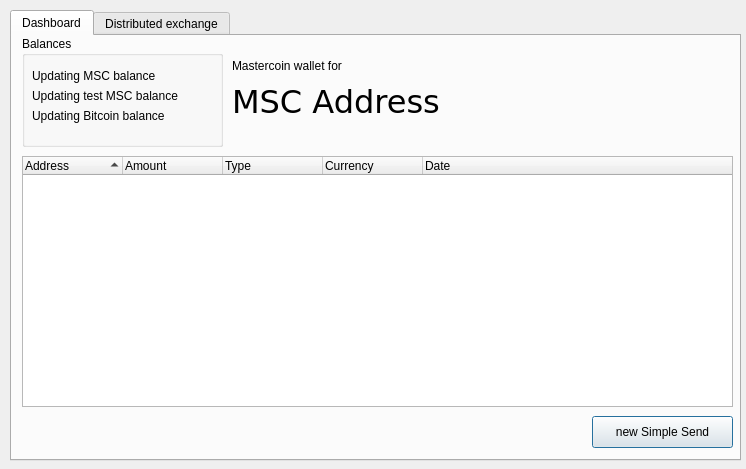
First picture: the form in lib/mastercoin-wallet/gui/main_window.ui, repository maran/mastercoin-wallet, before the edit.
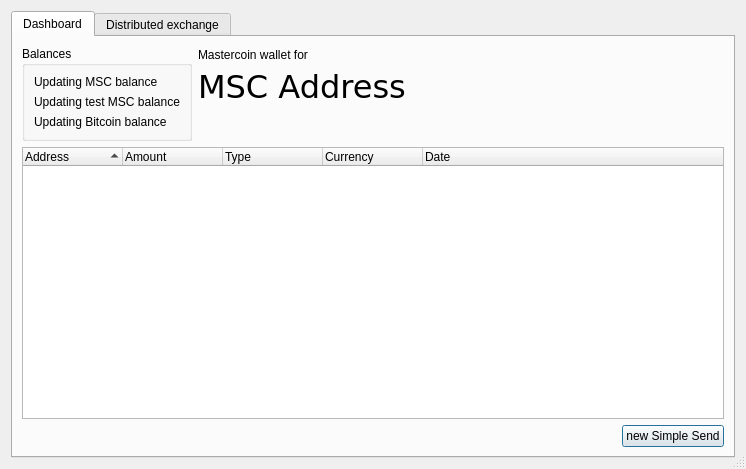
Second picture: the form after the edit.

Commit message: Make main window resizable

What changed in the file:
```diff
--- a/lib/mastercoin-wallet/gui/main_window.ui
+++ b/lib/mastercoin-wallet/gui/main_window.ui
@@ -11,7 +11,7 @@
    </rect>
   </property>
   <property name="sizePolicy">
-   <sizepolicy hsizetype="Fixed" vsizetype="Fixed">
+   <sizepolicy hsizetype="Expanding" vsizetype="Expanding">
     <horstretch>0</horstretch>
     <verstretch>0</verstretch>
    </sizepolicy>
@@ -19,17 +19,14 @@
   <property name="windowTitle">
    <string>New Purchase Offer</string>
   </property>
+  <property name="sizeGripEnabled">
+   <bool>true</bool>
+  </property>
+  <layout class="QVBoxLayout" name="verticalLayout">
+   <item>
   <widget class="QTabWidget" name="mainTab">
-   <property name="geometry">
-    <rect>
-     <x>10</x>
-     <y>10</y>
-     <width>731</width>
-     <height>451</height>
-    </rect>
-   </property>
    <property name="sizePolicy">
-    <sizepolicy hsizetype="Fixed" vsizetype="Fixed">
+      <sizepolicy hsizetype="Expanding" vsizetype="Expanding">
      <horstretch>0</horstretch>
      <verstretch>0</verstretch>
     </sizepolicy>
@@ -38,69 +35,82 @@
     <number>0</number>
    </property>
    <widget class="QWidget" name="tab">
+      <property name="enabled">
+       <bool>true</bool>
+      </property>
+      <property name="sizePolicy">
+       <sizepolicy hsizetype="Expanding" vsizetype="Expanding">
+        <horstretch>0</horstretch>
+        <verstretch>0</verstretch>
+       </sizepolicy>
+      </property>
     <attribute name="title">
      <string>Dashboard</string>
     </attribute>
+      <layout class="QVBoxLayout" name="verticalLayout_2">
+       <item>
+        <layout class="QHBoxLayout" name="horizontalLayout">
+         <item alignment="Qt::AlignTop">
     <widget class="QGroupBox" name="balanceGroup">
-     <property name="geometry">
-      <rect>
-       <x>10</x>
-       <y>0</y>
-       <width>201</width>
-       <height>111</height>
-      </rect>
-     </property>
      <property name="title">
       <string>Balances</string>
      </property>
+           <layout class="QVBoxLayout" name="verticalLayout_4">
+            <item>
      <widget class="QLabel" name="mscBalanceLabel">
-      <property name="geometry">
-       <rect>
-        <x>10</x>
-        <y>30</y>
-        <width>181</width>
-        <height>19</height>
-       </rect>
-      </property>
       <property name="text">
        <string>Updating MSC balance</string>
       </property>
      </widget>
+            </item>
+            <item>
      <widget class="QLabel" name="tMscBalanceLabel">
-      <property name="geometry">
-       <rect>
-        <x>10</x>
-        <y>50</y>
-        <width>171</width>
-        <height>20</height>
-       </rect>
-      </property>
       <property name="text">
        <string>Updating test MSC balance</string>
       </property>
      </widget>
+            </item>
+            <item>
      <widget class="QLabel" name="bitcoinLabel">
-      <property name="geometry">
-       <rect>
-        <x>10</x>
-        <y>70</y>
-        <width>171</width>
-        <height>19</height>
-       </rect>
-      </property>
       <property name="text">
        <string>Updating Bitcoin balance</string>
       </property>
      </widget>
-    </widget>
+            </item>
+           </layout>
+          </widget>
+         </item>
+         <item>
+          <layout class="QVBoxLayout" name="verticalLayout_3">
+           <property name="topMargin">
+            <number>2</number>
+           </property>
+           <item>
+            <widget class="QLabel" name="label_3">
+             <property name="sizePolicy">
+              <sizepolicy hsizetype="Preferred" vsizetype="Fixed">
+               <horstretch>0</horstretch>
+               <verstretch>0</verstretch>
+              </sizepolicy>
+             </property>
+             <property name="font">
+              <font>
+               <weight>50</weight>
+               <bold>false</bold>
+              </font>
+             </property>
+             <property name="text">
+              <string>Mastercoin wallet for</string>
+             </property>
+            </widget>
+           </item>
+           <item alignment="Qt::AlignTop">
     <widget class="QLabel" name="mscAddressLabel">
-     <property name="geometry">
-      <rect>
-       <x>220</x>
-       <y>40</y>
-       <width>491</width>
-       <height>51</height>
-      </rect>
+             <property name="sizePolicy">
+              <sizepolicy hsizetype="Expanding" vsizetype="Preferred">
+               <horstretch>0</horstretch>
+               <verstretch>0</verstretch>
+              </sizepolicy>
      </property>
      <property name="font">
       <font>
@@ -111,16 +121,17 @@
      <property name="text">
       <string>MSC Address</string>
      </property>
-    </widget>
+             <property name="textInteractionFlags">
+              <set>Qt::LinksAccessibleByMouse</set>
+             </property>
+            </widget>
+           </item>
+          </layout>
+         </item>
+        </layout>
+       </item>
+       <item>
     <widget class="QTreeWidget" name="overviewTree">
-     <property name="geometry">
-      <rect>
-       <x>10</x>
-       <y>120</y>
-       <width>711</width>
-       <height>251</height>
-      </rect>
-     </property>
      <property name="sortingEnabled">
       <bool>true</bool>
      </property>
@@ -153,46 +164,54 @@
       </property>
      </column>
     </widget>
+       </item>
+       <item>
+        <layout class="QHBoxLayout" name="horizontalLayout_2">
+         <item>
+          <spacer name="horizontalSpacer">
+           <property name="orientation">
+            <enum>Qt::Horizontal</enum>
+           </property>
+           <property name="sizeHint" stdset="0">
+            <size>
+             <width>0</width>
+             <height>0</height>
+            </size>
+           </property>
+          </spacer>
+         </item>
+         <item>
     <widget class="QPushButton" name="simpleSendButton">
-     <property name="geometry">
-      <rect>
-       <x>580</x>
-       <y>380</y>
-       <width>141</width>
-       <height>32</height>
-      </rect>
-     </property>
      <property name="text">
       <string>new Simple Send</string>
      </property>
     </widget>
-    <widget class="QLabel" name="label_3">
-     <property name="geometry">
-      <rect>
-       <x>220</x>
-       <y>20</y>
-       <width>231</width>
-       <height>19</height>
-      </rect>
-     </property>
-     <property name="text">
-      <string>Mastercoin wallet for</string>
-     </property>
-    </widget>
+         </item>
+        </layout>
+       </item>
+      </layout>
    </widget>
    <widget class="QWidget" name="tab_2">
     <attribute name="title">
      <string>Distributed exchange</string>
     </attribute>
+      <layout class="QVBoxLayout" name="verticalLayout_5">
+       <item>
+        <widget class="QSplitter" name="splitter">
+         <property name="orientation">
+          <enum>Qt::Vertical</enum>
+         </property>
+         <widget class="QWidget" name="layoutWidget">
+          <layout class="QVBoxLayout" name="verticalLayout_6">
+           <item>
+            <widget class="QLabel" name="label">
+             <property name="text">
+              <string>&lt;h2&gt;Order book&lt;/h2&gt;</string>
+             </property>
+            </widget>
+           </item>
+           <item>
     <widget class="QTreeWidget" name="orderTree">
-     <property name="geometry">
-      <rect>
-       <x>10</x>
-       <y>30</y>
-       <width>701</width>
-       <height>131</height>
-      </rect>
-     </property>
      <property name="toolTip">
       <string>Double click to create a purchase offer from this Selling Offer</string>
      </property>
@@ -230,41 +249,44 @@
       </property>
      </column>
     </widget>
-    <widget class="QLabel" name="label">
-     <property name="geometry">
-      <rect>
-       <x>10</x>
-       <y>-2</y>
-       <width>321</width>
-       <height>31</height>
-      </rect>
+           </item>
+           <item>
+            <layout class="QHBoxLayout" name="horizontalLayout_3">
+             <item>
+              <widget class="QLabel" name="label_4">
+               <property name="sizePolicy">
+                <sizepolicy hsizetype="Expanding" vsizetype="Preferred">
+                 <horstretch>0</horstretch>
+                 <verstretch>0</verstretch>
+                </sizepolicy>
      </property>
      <property name="text">
-      <string>&lt;h2&gt;Order book&lt;/h2&gt;</string>
-     </property>
-    </widget>
+                <string>Hint: You can double click to create a Purchase Offer for an item in the order book</string>
+               </property>
+              </widget>
+             </item>
+             <item>
     <widget class="QPushButton" name="sellingButton">
-     <property name="geometry">
-      <rect>
-       <x>580</x>
-       <y>160</y>
-       <width>131</width>
-       <height>32</height>
-      </rect>
-     </property>
      <property name="text">
       <string>New Selling Offer</string>
      </property>
     </widget>
+             </item>
+            </layout>
+           </item>
+          </layout>
+         </widget>
+         <widget class="QWidget" name="layoutWidget_2">
+          <layout class="QVBoxLayout" name="verticalLayout_7">
+           <item>
+            <widget class="QLabel" name="label_2">
+             <property name="text">
+              <string>&lt;h2&gt;My purchase offers&lt;/h2&gt;</string>
+             </property>
+            </widget>
+           </item>
+           <item>
     <widget class="QTreeWidget" name="purchaseTree">
-     <property name="geometry">
-      <rect>
-       <x>10</x>
-       <y>250</y>
-       <width>701</width>
-       <height>131</height>
-      </rect>
-     </property>
      <property name="sortingEnabled">
       <bool>true</bool>
      </property>
@@ -299,53 +321,16 @@
       </property>
      </column>
     </widget>
-    <widget class="QLabel" name="label_2">
-     <property name="geometry">
-      <rect>
-       <x>10</x>
-       <y>210</y>
-       <width>411</width>
-       <height>31</height>
-      </rect>
-     </property>
-     <property name="text">
-      <string>&lt;h2&gt;My purchase offers&lt;/h2&gt;</string>
-     </property>
-    </widget>
-    <widget class="QPushButton" name="purchaseButton">
-     <property name="geometry">
-      <rect>
-       <x>560</x>
-       <y>380</y>
-       <width>151</width>
-       <height>32</height>
-      </rect>
-     </property>
-     <property name="text">
-      <string>New Purchase Offer</string>
-     </property>
-    </widget>
-    <widget class="QLabel" name="label_4">
-     <property name="geometry">
-      <rect>
-       <x>10</x>
-       <y>160</y>
-       <width>521</width>
-       <height>21</height>
-      </rect>
-     </property>
-     <property name="text">
-      <string>Hint: You can double click to create a Purchase Offer for an item in the order book</string>
-     </property>
-    </widget>
+           </item>
+           <item>
+            <layout class="QHBoxLayout" name="horizontalLayout_4">
+             <item>
     <widget class="QLabel" name="label_5">
-     <property name="geometry">
-      <rect>
-       <x>10</x>
-       <y>380</y>
-       <width>521</width>
-       <height>41</height>
-      </rect>
+               <property name="sizePolicy">
+                <sizepolicy hsizetype="Expanding" vsizetype="Preferred">
+                 <horstretch>0</horstretch>
+                 <verstretch>0</verstretch>
+                </sizepolicy>
      </property>
      <property name="text">
       <string>Hint: You can double click to send the required Bitcoins for an accepted Purchase offer that's waiting on payment</string>
@@ -354,8 +339,25 @@
       <bool>true</bool>
      </property>
     </widget>
-   </widget>
-  </widget>
+             </item>
+             <item>
+              <widget class="QPushButton" name="purchaseButton">
+               <property name="text">
+                <string>New Purchase Offer</string>
+               </property>
+              </widget>
+             </item>
+            </layout>
+           </item>
+          </layout>
+         </widget>
+        </widget>
+       </item>
+      </layout>
+     </widget>
+    </widget>
+   </item>
+  </layout>
  </widget>
  <resources/>
  <connections/>
```
Lines whose indentation alone changed are shown as unchanged.
